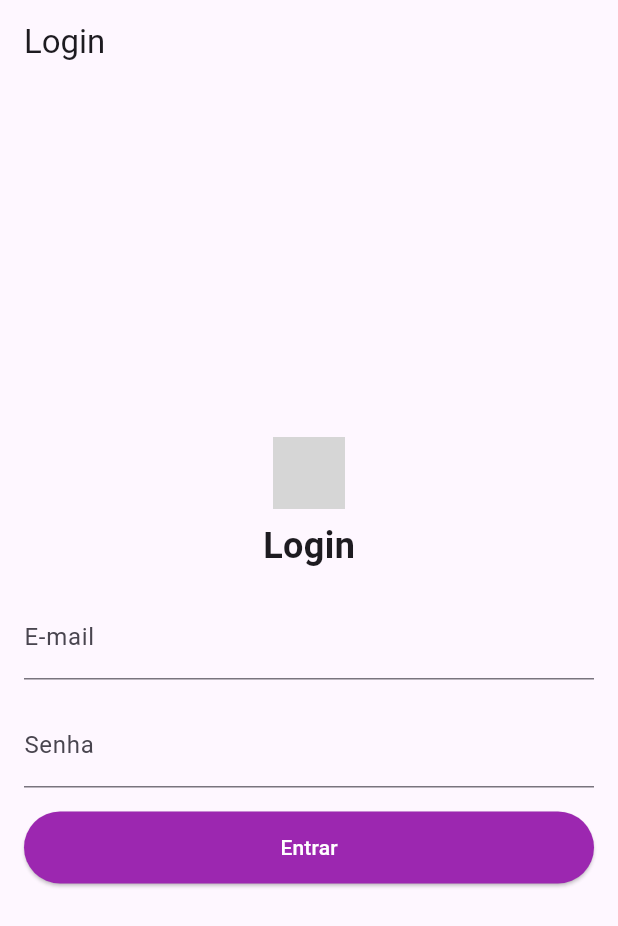
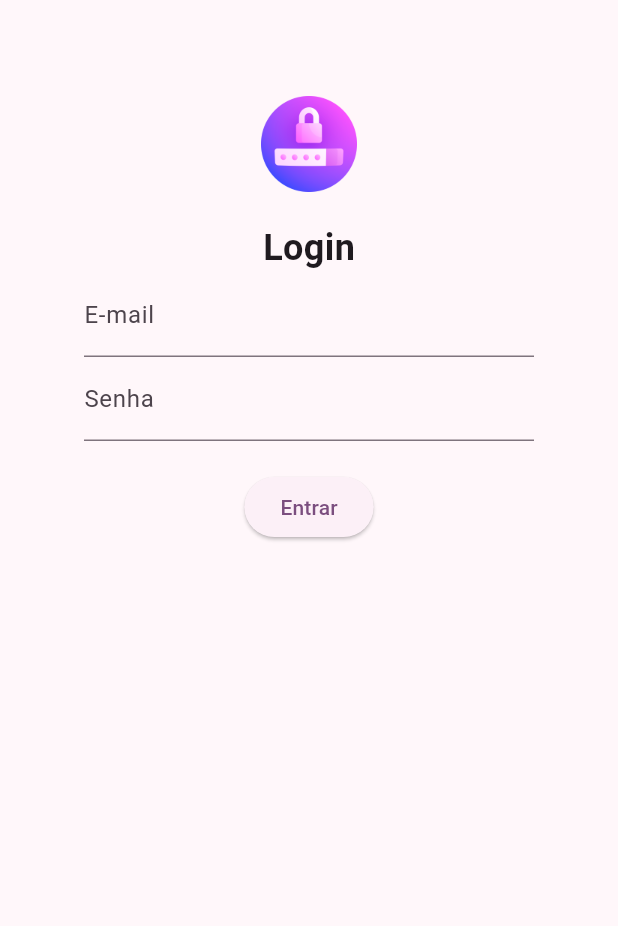
Before and after one commit to GilmarCz/login, a Flutter app: the screen it shows after launch, on a phone screen of 412 x 824 dp. Shown: the top 926 px of the screen. Run offline on Flutter 3.47's test engine with Material 3 defaults, Android fonts, the phone set to English and light mode, and no system bars; grey boxes are pictures that could not be loaded.

Commit message:
Criando rotas nomeadas nas telas de login e doshboard

```diff
--- a/lib/dashboard_screen.dart
+++ b/lib/dashboard_screen.dart
@@ -13,7 +13,7 @@ class Dashboardscreen extends StatelessWidget {
       drawer:  Drawer(
         child: Column(
           children: [
-            UserAccountsDrawerHeader(
+            const UserAccountsDrawerHeader(
               currentAccountPicture: CircleAvatar(
                 radius: 64,
                 backgroundImage: AssetImage('assets/profile.jpg'),
@@ -22,8 +22,8 @@ class Dashboardscreen extends StatelessWidget {
               accountEmail: Text("gilmar@email.com"),
             ),
             ListTile(
-              leading: Icon(Icons.exit_to_app),
-              title: Text("Sair"),
+              leading: const Icon(Icons.exit_to_app),
+              title: const Text("Sair"),
               onTap: () => onButtonSairClicked(context),
             ),
           ],
@@ -32,7 +32,7 @@ class Dashboardscreen extends StatelessWidget {
       body: Padding(
         padding: const EdgeInsets.all(8.0),
         child: ListView(
-          children:  [
+          children:  const [
             ListTile(
               leading: Icon(Icons.check),
               title: Text("Estudar Flutter"),
@@ -56,6 +56,12 @@ class Dashboardscreen extends StatelessWidget {
   }
 
   void onButtonSairClicked(BuildContext context) {
-    // Adicione a lógica para sair aqui
+    // Navigator.pushReplacement(
+    //     context,
+    //     MaterialPageRoute(
+    //         builder: (context) => const LoginScreen(),
+    //   ),
+    // );
+    Navigator.of(context).pushReplacementNamed("/login");
   }
 }
--- a/lib/login_screen.dart
+++ b/lib/login_screen.dart
@@ -1,68 +1,38 @@
 import 'package:flutter/material.dart';
-import 'package:login/dashboard_screen.dart';
 
 void main() {
   runApp(const LoginScreen());
 }
 
 class LoginScreen extends StatelessWidget {
-  const LoginScreen({super.key});
+  const LoginScreen({Key? key}) : super(key: key);
 
   @override
   Widget build(BuildContext context) {
-    return MaterialApp(
-      title: 'Login',
-      home: Scaffold(
-        appBar: AppBar(
-          title: const Text('Login'),
-        ),
-        body: Padding(
-          padding: const EdgeInsets.all(16.0),
-          child: Center(
+    return Scaffold(
+      body: Center(
+        child: Container(
+          width: 300,
+          padding: const EdgeInsets.symmetric(vertical: 64.0),
           child: Column(
-              mainAxisAlignment: MainAxisAlignment.center,
             children: [
               Image.asset(
-                  'assets/lock_icon.png', // Substitua pelo caminho da sua imagem de cadeado
-                  color: Colors.purple, // Cor roxa para a imagem do cadeado
-                  height: 48, // Altura desejada
-                  width: 48, // Largura desejada
+                'assets/login.png',
+                height: 64,
               ),
-                const SizedBox(height: 8.0), // Adiciona espaçamento entre os widgets
+              const SizedBox(height: 20),
               const Text(
                 'Login',
-                  style: TextStyle(
-                    fontSize: 24,
-                    fontWeight: FontWeight.bold,
+                style: TextStyle(fontSize: 24, fontWeight: FontWeight.bold),
               ),
-                ),
-                const SizedBox(height: 16.0), // Adiciona espaçamento entre os widgets
-                TextFormField(
-                  decoration: const InputDecoration(
-                    labelText: 'E-mail',
-                  ),
-                ),
-                const SizedBox(height: 16.0), // Adiciona espaçamento entre os widgets
-                TextFormField(
-                  decoration: const InputDecoration(
-                    labelText: 'Senha',
-                  ),
-                  obscureText: true,
-                ),
-                const SizedBox(height: 16.0), // Adiciona espaçamento entre os widgets
+              TextFormField(decoration: InputDecoration(labelText: "E-mail")),
+              TextFormField(decoration: InputDecoration(labelText: "Senha")),
+              const SizedBox(height: 20),
               ElevatedButton(
                 onPressed: () => onButtonEntrarClicked(context),
-                    style: ElevatedButton.styleFrom(
-                    backgroundColor: Colors.purple, // Cor roxa para o botão "Entrar"
-                    minimumSize: const Size(double.infinity, 48), // Largura total e altura de 48
-                  ),
-                  child: const Text(
-                    'Entrar',
-                    style: TextStyle(color: Colors.white), // Cor do texto branco
-                  ),
-                ),
+                child: Text('Entrar'),
+              )
             ],
-            ),
           ),
         ),
       ),
@@ -71,10 +41,11 @@ class LoginScreen extends StatelessWidget {
 }
 
 void onButtonEntrarClicked(BuildContext context) {
-  Navigator.pushReplacement(
-      context,
-      MaterialPageRoute(
-          builder: (context) => const Dashboardscreen(),
-  ),
-  );
+  // Navigator.pushReplacement(
+  //     context,
+  //     MaterialPageRoute(
+  //         builder: (context) => const Dashboardscreen(),
+  // ),
+  // );
+  Navigator.of(context).pushReplacementNamed("/dashboard");
 }
--- a/lib/main.dart
+++ b/lib/main.dart
@@ -1,15 +1,14 @@
 import 'package:flutter/material.dart';
+import 'package:login/dashboard_screen.dart';
 
 import 'login_screen.dart';
 
-
-
-void main(){
+void main() {
   runApp(const MyApp());
 }
 
 class MyApp extends StatelessWidget {
-  const MyApp({super.key});
+  const MyApp({Key? key}) : super(key: key);
 
   @override
   Widget build(BuildContext context) {
@@ -19,7 +18,14 @@ class MyApp extends StatelessWidget {
         colorScheme: ColorScheme.fromSeed(seedColor: Colors.purple),
         useMaterial3: true,
       ),
-      home: const LoginScreen(),
+      //home: const LoginScreen(),
+      initialRoute: "/login",
+      routes: {
+        "/login": (context) => LoginScreen(),
+        "/dashboard": (context) {
+          return Dashboardscreen();
+        }
+      },
     );
   }
 }
```
Also changed, not shown: pubspec.yaml (+8 -1 lines), lib/activity_screen.dart (added), pubspec.lock. Lines whose indentation alone changed are shown as unchanged.
